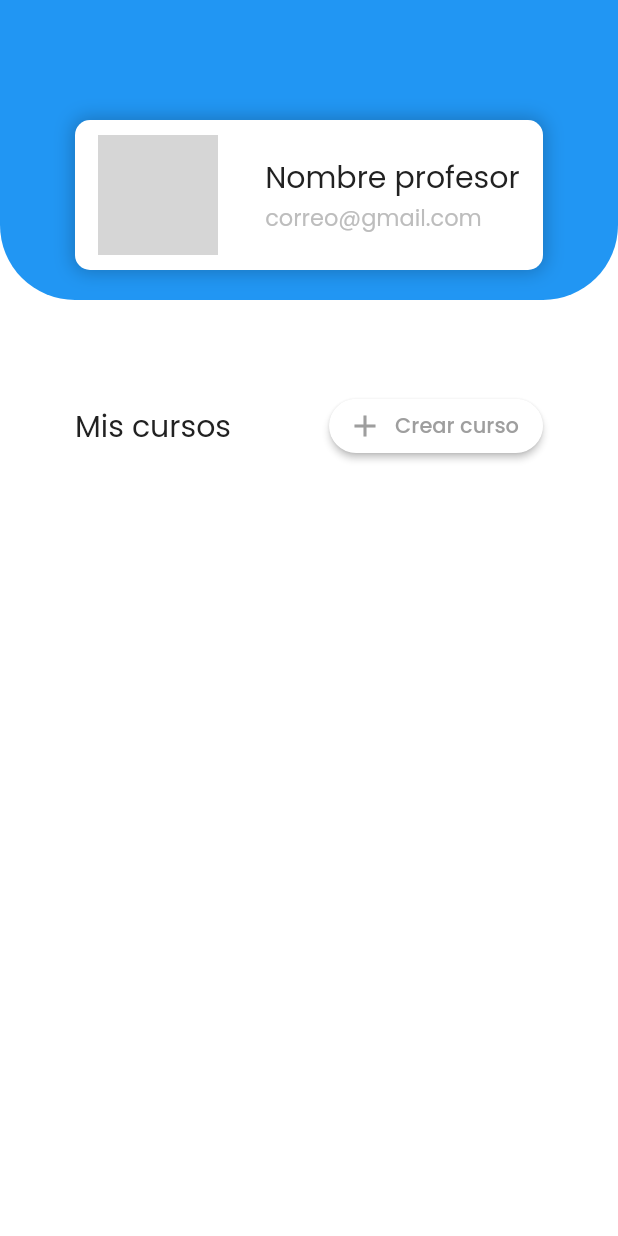
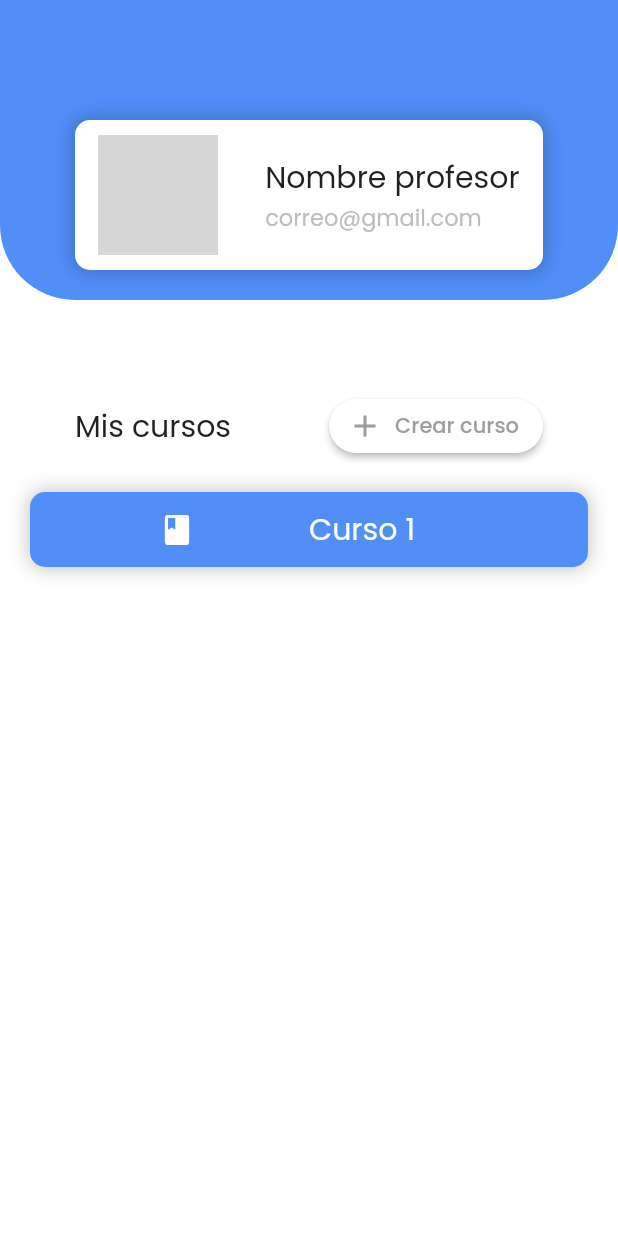
Before and after one commit to EleoRomario/proyecto_final, a Flutter app: the TeacherMain screen opened by its route, on a phone screen of 412 x 824 dp. Run offline on Flutter 3.47's test engine with Material 2 defaults, Android fonts, the light colour scheme and no system bars; our stand-ins replace file_picker; network calls fail; grey boxes are pictures that could not be loaded.

Commit message:
drawer student

```diff
--- a/lib/main.dart
+++ b/lib/main.dart
@@ -25,7 +25,7 @@ class MyApp extends StatelessWidget {
   @override
   Widget build(BuildContext context) {
     return MaterialApp(
-      title: 'Flutter Demo',
+      title: 'SchoolApp',
       theme: ThemeData(
         primarySwatch:ColorConstants.primary,
         fontFamily: 'Poppins',
--- a/lib/screens/student/student_main.dart
+++ b/lib/screens/student/student_main.dart
@@ -1,5 +1,6 @@
 import 'package:flutter/material.dart';
 import 'package:proyecto_final/src/config/color_constants.dart';
+import 'package:proyecto_final/widgets/drawer_student.dart';
 
 class StudentMain extends StatefulWidget {
   const StudentMain({Key? key}) : super(key: key);
@@ -12,6 +13,10 @@ class _StudentMainState extends State<StudentMain> {
   @override
   Widget build(BuildContext context) {
     return Scaffold(
+        appBar: AppBar(
+          elevation: 0,
+        ),
+        drawer: const DrawerStudent(),
         backgroundColor: Colors.white,
         body: SingleChildScrollView(
             child: Center(
--- a/lib/screens/teacher/teacher_main.dart
+++ b/lib/screens/teacher/teacher_main.dart
@@ -1,4 +1,5 @@
 import 'package:flutter/material.dart';
+import 'package:proyecto_final/src/config/color_constants.dart';
 
 class TeacherMain extends StatefulWidget {
   const TeacherMain({Key? key}) : super(key: key);
@@ -22,7 +23,7 @@ class _TeacherMainState extends State<TeacherMain> {
                   height: 200,
                   width: MediaQuery.of(context).size.width,
                   decoration: const BoxDecoration(
-                      color: Colors.blue,
+                      color: ColorConstants.blue,
                       borderRadius: BorderRadius.only(
                           bottomLeft: Radius.circular(50),
                           bottomRight: Radius.circular(50))),
@@ -121,6 +122,35 @@ class _TeacherMainState extends State<TeacherMain> {
                               ),
                             ],
                           ),
+                        ),
+                        const SizedBox(height: 20),
+                        Column(
+                          children: [
+                            Container(
+                              height: 50,
+                              width: MediaQuery.of(context).size.width,
+                              padding: const EdgeInsets.all(10),
+                              decoration: BoxDecoration(
+                                color: ColorConstants.blue,
+                                borderRadius: BorderRadius.circular(10),
+                                boxShadow: const[
+                                  BoxShadow(
+                                    color: Color.fromARGB(59, 0, 0, 0),
+                                    blurRadius: 10.0,
+                                    spreadRadius: 1.0,
+                                    offset: Offset(0.0, 0.0),
+                                  )
+                                ],
+                              ),
+                              child: Row(
+                                mainAxisAlignment: MainAxisAlignment.spaceBetween,
+                                children: const[
+                                  Expanded(child: Icon(Icons.book, color: Colors.white)),
+                                  Expanded(child: Text('Curso 1', style: TextStyle(color: Colors.white, fontSize: 20, fontWeight: FontWeight.w400))),
+                                ],
+                              ),
+                            )
+                          ],
                         )
                       ]),
                 ),
```
Also changed, not shown: lib/widgets/drawer_student.dart (added, +110 -0 lines), lib/widgets/drwaer_teacher.dart (added).
